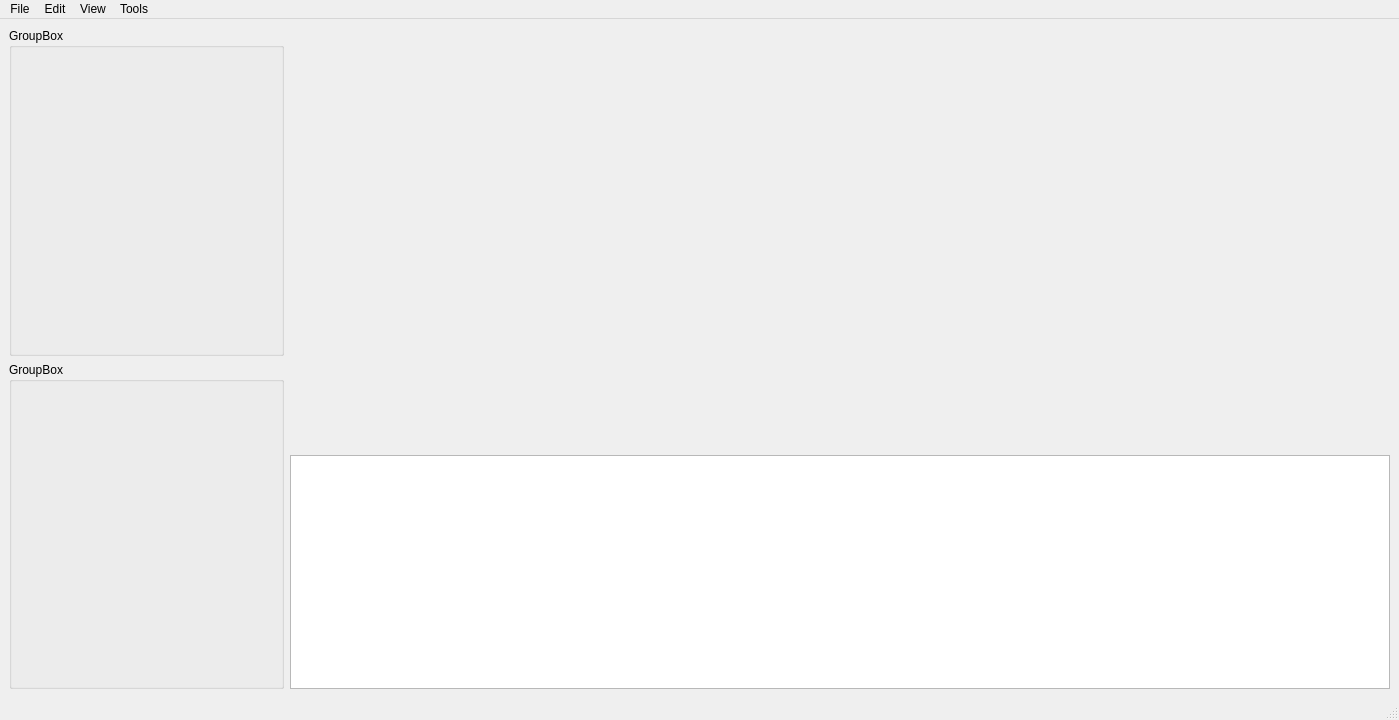
Above: ModelForge/mainwindow.ui from JoseBueno30/ModelForge before the change. Below: the same form after it.
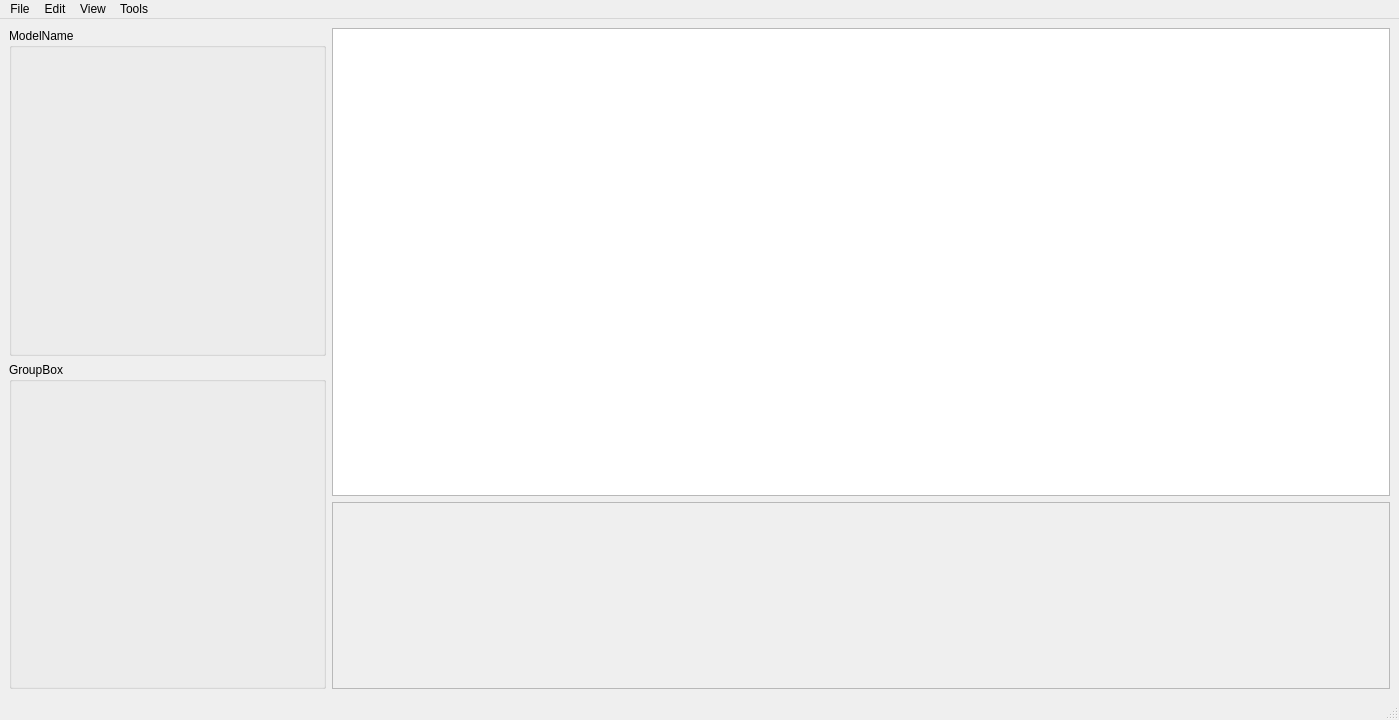
That is the form after the change. Custom widgets are drawn as their Qt base class.

Commit message: Files location refactor + simple model canvas

The edit to the form file:
```diff
--- a/ModelForge/mainwindow.ui
+++ b/ModelForge/mainwindow.ui
@@ -15,8 +15,8 @@
   </property>
   <property name="minimumSize">
    <size>
-    <width>0</width>
-    <height>0</height>
+    <width>800</width>
+    <height>600</height>
    </size>
   </property>
   <property name="windowTitle">
@@ -27,20 +27,29 @@
   </property>
   <widget class="QWidget" name="centralwidget">
    <property name="sizePolicy">
-    <sizepolicy hsizetype="Expanding" vsizetype="Expanding">
+    <sizepolicy hsizetype="Preferred" vsizetype="Preferred">
      <horstretch>0</horstretch>
      <verstretch>0</verstretch>
     </sizepolicy>
    </property>
+   <property name="minimumSize">
+    <size>
+     <width>600</width>
+     <height>480</height>
+    </size>
+   </property>
    <layout class="QGridLayout" name="gridLayout">
+    <property name="sizeConstraint">
+     <enum>QLayout::SizeConstraint::SetMinimumSize</enum>
+    </property>
     <item row="0" column="0">
-     <layout class="QHBoxLayout" name="horizontalLayout_3" stretch="2,8">
+     <layout class="QHBoxLayout" name="horizontalLayout_3" stretch="3,10">
       <item>
        <layout class="QVBoxLayout" name="verticalLayout_4">
         <item>
          <widget class="QGroupBox" name="groupBox">
           <property name="title">
-           <string>GroupBox</string>
+           <string>ModelName</string>
           </property>
          </widget>
         </item>
@@ -54,12 +63,26 @@
        </layout>
       </item>
       <item>
-       <layout class="QVBoxLayout" name="verticalLayout_3" stretch="9,5">
+       <layout class="QVBoxLayout" name="rightVerticalLayout" stretch="10,4">
         <item>
-         <widget class="QWidget" name="widget" native="true"/>
+         <widget class="ModelGraphicsView" name="modelGraphicsView">
+          <property name="backgroundBrush">
+           <brush brushstyle="CrossPattern">
+            <color alpha="50">
+             <red>255</red>
+             <green>255</green>
+             <blue>255</blue>
+            </color>
+           </brush>
+          </property>
+         </widget>
         </item>
         <item>
-         <widget class="QTextEdit" name="textEdit"/>
+         <widget class="QTextEdit" name="consoleTextEdit">
+          <property name="enabled">
+           <bool>false</bool>
+          </property>
+         </widget>
         </item>
        </layout>
       </item>
@@ -103,6 +126,13 @@
   </widget>
   <widget class="QStatusBar" name="statusbar"/>
  </widget>
+ <customwidgets>
+  <customwidget>
+   <class>ModelGraphicsView</class>
+   <extends>QGraphicsView</extends>
+   <header>ui/ModelGraphicsView.h</header>
+  </customwidget>
+ </customwidgets>
  <resources/>
  <connections/>
 </ui>
```
Left out of the diff: 48 changed lines with no effect on the pictures. The commit also changes 10 other files.
